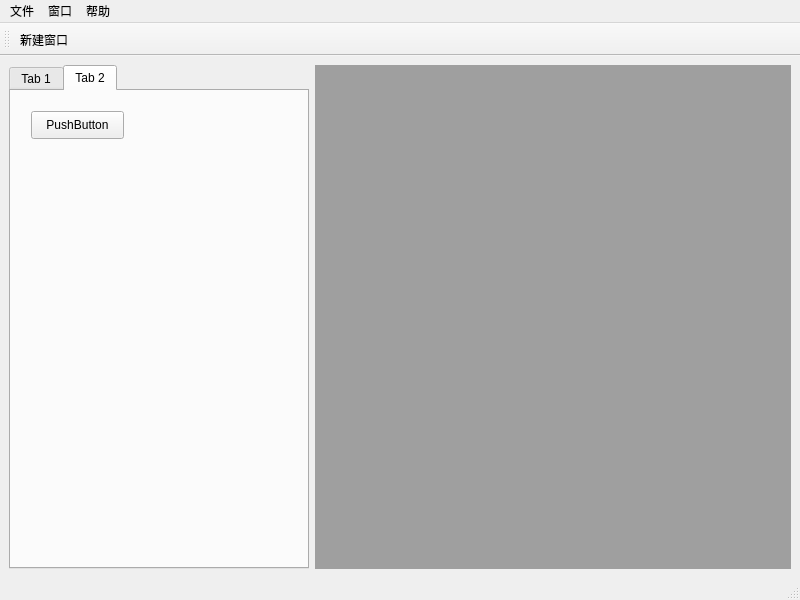
This is gui/mdi.ui in jingsupo/app as Qt 5 draws it before an edit. The edited form follows.
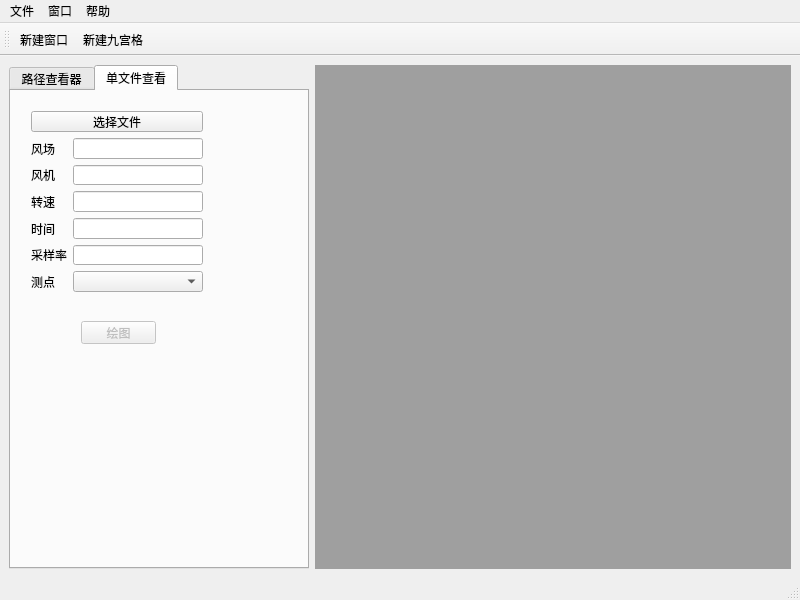
This is the edited form.

```diff
--- a/gui/mdi.ui
+++ b/gui/mdi.ui
@@ -34,7 +34,7 @@
       </property>
       <widget class="QWidget" name="tab">
        <attribute name="title">
-        <string>Tab 1</string>
+        <string>路径查看器</string>
        </attribute>
        <layout class="QFormLayout" name="formLayout_2">
         <item row="0" column="0" colspan="2">
@@ -80,20 +80,122 @@
       </widget>
       <widget class="QWidget" name="tab_2">
        <attribute name="title">
-        <string>Tab 2</string>
+        <string>单文件查看</string>
        </attribute>
-       <widget class="QPushButton" name="pushButton">
+       <widget class="QPushButton" name="pushButton_2">
+        <property name="enabled">
+         <bool>false</bool>
+        </property>
+        <property name="geometry">
+         <rect>
+          <x>70</x>
+          <y>230</y>
+          <width>75</width>
+          <height>23</height>
+         </rect>
+        </property>
+        <property name="text">
+         <string>绘图</string>
+        </property>
+       </widget>
+       <widget class="QWidget" name="layoutWidget">
         <property name="geometry">
          <rect>
           <x>20</x>
           <y>20</y>
-          <width>93</width>
-          <height>28</height>
+          <width>172</width>
+          <height>181</height>
          </rect>
         </property>
-        <property name="text">
-         <string>PushButton</string>
-        </property>
+        <layout class="QFormLayout" name="formLayout_3">
+         <item row="0" column="0" colspan="2">
+          <widget class="QPushButton" name="pushButton">
+           <property name="text">
+            <string>选择文件</string>
+           </property>
+          </widget>
+         </item>
+         <item row="1" column="0">
+          <widget class="QLabel" name="label">
+           <property name="text">
+            <string>风场</string>
+           </property>
+          </widget>
+         </item>
+         <item row="1" column="1">
+          <widget class="QLineEdit" name="lineEdit">
+           <property name="readOnly">
+            <bool>true</bool>
+           </property>
+          </widget>
+         </item>
+         <item row="2" column="0">
+          <widget class="QLabel" name="label_2">
+           <property name="text">
+            <string>风机</string>
+           </property>
+          </widget>
+         </item>
+         <item row="2" column="1">
+          <widget class="QLineEdit" name="lineEdit_2">
+           <property name="readOnly">
+            <bool>true</bool>
+           </property>
+          </widget>
+         </item>
+         <item row="3" column="0">
+          <widget class="QLabel" name="label_3">
+           <property name="text">
+            <string>转速</string>
+           </property>
+          </widget>
+         </item>
+         <item row="3" column="1">
+          <widget class="QLineEdit" name="lineEdit_3">
+           <property name="readOnly">
+            <bool>true</bool>
+           </property>
+          </widget>
+         </item>
+         <item row="4" column="0">
+          <widget class="QLabel" name="label_4">
+           <property name="text">
+            <string>时间</string>
+           </property>
+          </widget>
+         </item>
+         <item row="4" column="1">
+          <widget class="QLineEdit" name="lineEdit_4">
+           <property name="readOnly">
+            <bool>true</bool>
+           </property>
+          </widget>
+         </item>
+         <item row="5" column="0">
+          <widget class="QLabel" name="label_5">
+           <property name="text">
+            <string>采样率</string>
+           </property>
+          </widget>
+         </item>
+         <item row="5" column="1">
+          <widget class="QLineEdit" name="lineEdit_5">
+           <property name="readOnly">
+            <bool>true</bool>
+           </property>
+          </widget>
+         </item>
+         <item row="6" column="0">
+          <widget class="QLabel" name="label_6">
+           <property name="text">
+            <string>测点</string>
+           </property>
+          </widget>
+         </item>
+         <item row="6" column="1">
+          <widget class="QComboBox" name="comboBox"/>
+         </item>
+        </layout>
        </widget>
       </widget>
      </widget>
@@ -148,6 +250,7 @@
     <bool>false</bool>
    </attribute>
    <addaction name="action_6"/>
+   <addaction name="action_7"/>
   </widget>
   <action name="action">
    <property name="text">
@@ -197,6 +300,14 @@
     <string>新建窗口</string>
    </property>
   </action>
+  <action name="action_7">
+   <property name="text">
+    <string>新建九宫格</string>
+   </property>
+   <property name="toolTip">
+    <string>新建九宫格</string>
+   </property>
+  </action>
  </widget>
  <resources/>
  <connections>
```
Left out of the diff: 31 changed lines with no effect on the pictures.
